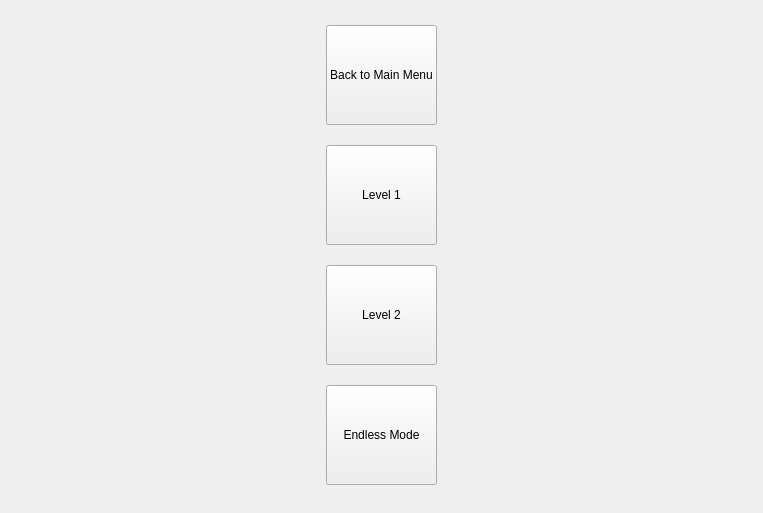
Above: levelselect.ui from Tock15/FEMjump before the change. Below: the same form after it.
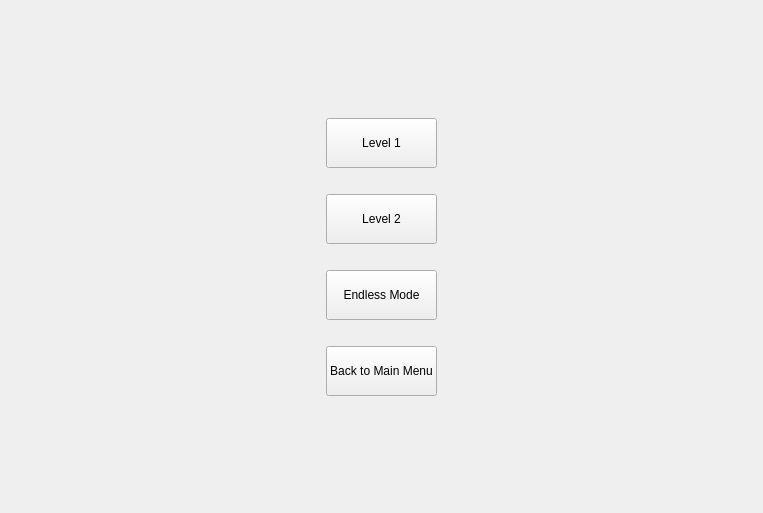
That is the form after the change.

What changed in the file:
```diff
--- a/levelselect.ui
+++ b/levelselect.ui
@@ -21,7 +21,7 @@
      </property>
      <property name="sizeHint" stdset="0">
       <size>
-       <width>40</width>
+       <width>30</width>
        <height>20</height>
       </size>
      </property>
@@ -30,24 +30,24 @@
    <item>
     <layout class="QVBoxLayout" name="verticalLayout">
      <item>
-      <widget class="QPushButton" name="btnBack">
-       <property name="minimumSize">
+      <spacer name="verticalSpacer">
+       <property name="orientation">
+        <enum>Qt::Orientation::Vertical</enum>
+       </property>
+       <property name="sizeHint" stdset="0">
         <size>
-         <width>100</width>
-         <height>100</height>
+         <width>20</width>
+         <height>40</height>
         </size>
        </property>
-       <property name="text">
-        <string>Back to Main Menu</string>
-       </property>
-      </widget>
+      </spacer>
      </item>
      <item>
       <widget class="QPushButton" name="oneBtn">
        <property name="minimumSize">
         <size>
          <width>100</width>
-         <height>100</height>
+         <height>50</height>
         </size>
        </property>
        <property name="text">
@@ -55,12 +55,28 @@
        </property>
       </widget>
      </item>
+     <item>
+      <spacer name="verticalSpacer_3">
+       <property name="orientation">
+        <enum>Qt::Orientation::Vertical</enum>
+       </property>
+       <property name="sizeType">
+        <enum>QSizePolicy::Policy::Fixed</enum>
+       </property>
+       <property name="sizeHint" stdset="0">
+        <size>
+         <width>20</width>
+         <height>20</height>
+        </size>
+       </property>
+      </spacer>
+     </item>
      <item>
       <widget class="QPushButton" name="twoBtn">
        <property name="minimumSize">
         <size>
          <width>100</width>
-         <height>100</height>
+         <height>50</height>
         </size>
        </property>
        <property name="text">
@@ -68,12 +84,28 @@
        </property>
       </widget>
      </item>
+     <item>
+      <spacer name="verticalSpacer_4">
+       <property name="orientation">
+        <enum>Qt::Orientation::Vertical</enum>
+       </property>
+       <property name="sizeType">
+        <enum>QSizePolicy::Policy::Fixed</enum>
+       </property>
+       <property name="sizeHint" stdset="0">
+        <size>
+         <width>20</width>
+         <height>20</height>
+        </size>
+       </property>
+      </spacer>
+     </item>
      <item>
       <widget class="QPushButton" name="endlessBtn">
        <property name="minimumSize">
         <size>
          <width>100</width>
-         <height>100</height>
+         <height>50</height>
         </size>
        </property>
        <property name="maximumSize">
@@ -87,6 +119,48 @@
        </property>
       </widget>
      </item>
+     <item>
+      <spacer name="verticalSpacer_5">
+       <property name="orientation">
+        <enum>Qt::Orientation::Vertical</enum>
+       </property>
+       <property name="sizeType">
+        <enum>QSizePolicy::Policy::Fixed</enum>
+       </property>
+       <property name="sizeHint" stdset="0">
+        <size>
+         <width>20</width>
+         <height>20</height>
+        </size>
+       </property>
+      </spacer>
+     </item>
+     <item>
+      <widget class="QPushButton" name="btnBack">
+       <property name="minimumSize">
+        <size>
+         <width>100</width>
+         <height>50</height>
+        </size>
+       </property>
+       <property name="text">
+        <string>Back to Main Menu</string>
+       </property>
+      </widget>
+     </item>
+     <item>
+      <spacer name="verticalSpacer_2">
+       <property name="orientation">
+        <enum>Qt::Orientation::Vertical</enum>
+       </property>
+       <property name="sizeHint" stdset="0">
+        <size>
+         <width>20</width>
+         <height>40</height>
+        </size>
+       </property>
+      </spacer>
+     </item>
     </layout>
    </item>
    <item>
@@ -96,7 +170,7 @@
      </property>
      <property name="sizeHint" stdset="0">
       <size>
-       <width>40</width>
+       <width>30</width>
        <height>20</height>
       </size>
      </property>
```
